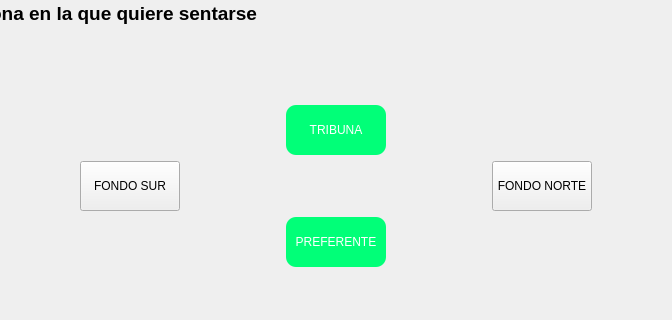
gjimec00/STDEvents, file src/Vista/abonos.ui: the form before one commit; both pictures show x 145 to 817 and y 162 to 482 of the 952 by 482 pixel window.
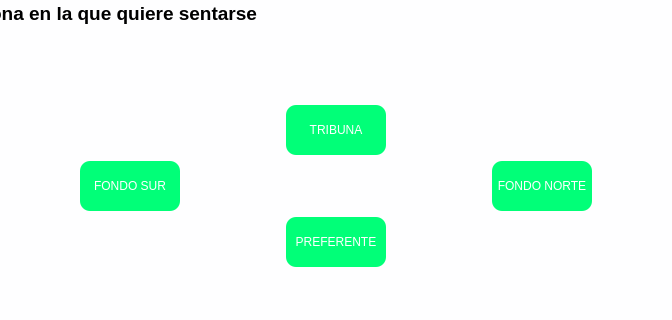
The form after the commit. Icons and pictures are not drawn.

What changed in the file:
```diff
--- a/src/Vista/abonos.ui
+++ b/src/Vista/abonos.ui
@@ -13,6 +13,29 @@
   <property name="windowTitle">
    <string>Dialog</string>
   </property>
+  <property name="styleSheet">
+   <string notr="true">
+
+#abonos{
+background-color: #eff9fe;
+}
+#searchFrame{
+border-radius: 10px;
+border: 2px solid #01ff78;
+}
+
+#pushButton, #pushButton_2, pushButton_3, pushButton_4{
+background-color: #01ff78;
+color: #fff;
+border-radius: 10px;
+}
+#widget{
+background-color: #fefeff;
+border-radius: 20px;
+}
+
+</string>
+  </property>
   <widget class="QWidget" name="widget" native="true">
    <property name="geometry">
     <rect>
@@ -96,6 +119,11 @@
           <height>50</height>
          </size>
         </property>
+        <property name="styleSheet">
+         <string notr="true">background-color: #01ff78;
+color: #fff;
+border-radius: 10px;</string>
+        </property>
         <property name="text">
          <string>FONDO NORTE</string>
         </property>
@@ -139,6 +167,11 @@
           <height>50</height>
          </size>
         </property>
+        <property name="styleSheet">
+         <string notr="true">background-color: #01ff78;
+color: #fff;
+border-radius: 10px;</string>
+        </property>
         <property name="text">
          <string>FONDO SUR</string>
         </property>
```
